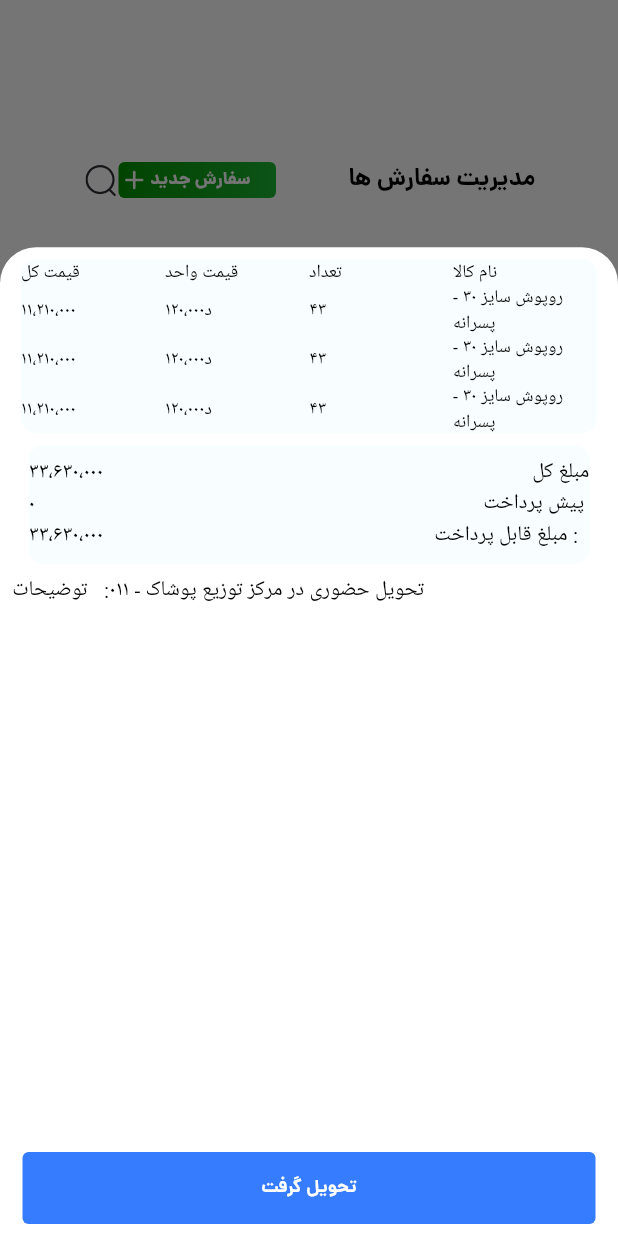
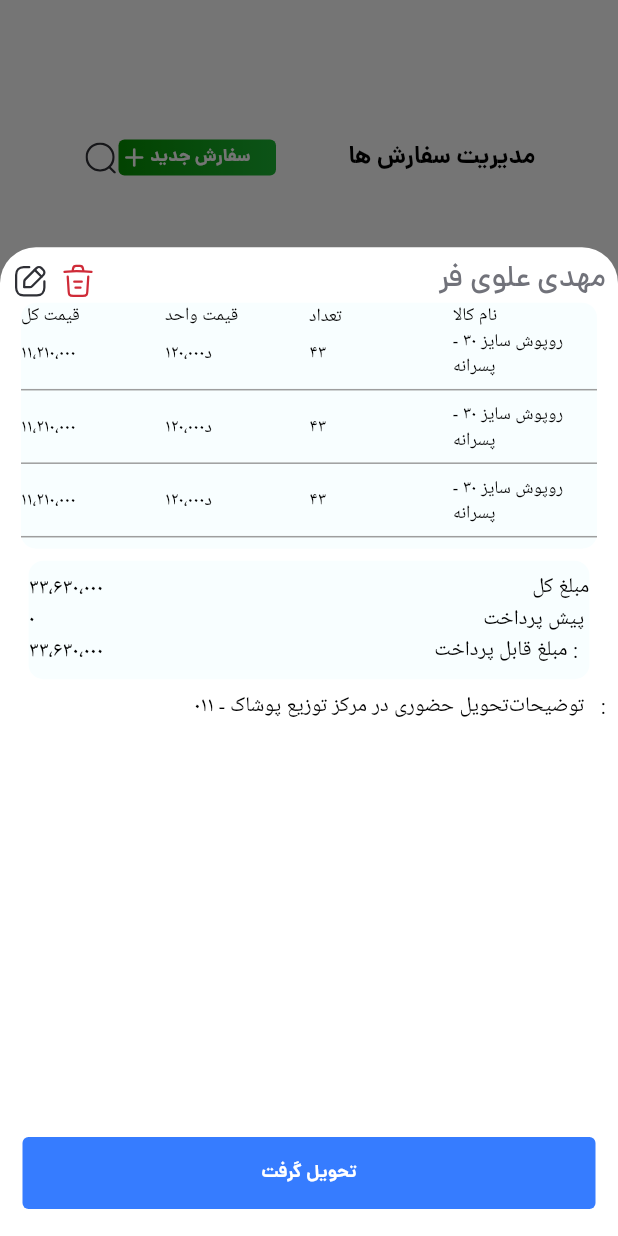
Before and after one commit to hdsneshati/layer_first_task, a Flutter app: the screen it shows after launch, after a tap on "نمایش جزئیات سفارش", on a phone screen of 412 x 824 dp. Run offline on Flutter 3.47's test engine with Material 3 defaults, Android fonts, the phone set to English and light mode, and no system bars; our stand-ins replace flutter_svg.

Commit message:
change orderscreen

```diff
--- a/layer_first_task/lib/feature/presentation/login/widgets/TextFieldWidget.dart
+++ b/layer_first_task/lib/feature/presentation/login/widgets/TextFieldWidget.dart
@@ -18,14 +18,14 @@ class TextFieldWidget extends StatelessWidget {
                    Icons.person_outlined,
                    color: Theme.of(context)
                        .colorScheme
-                       .onBackground
+                       .onSurface
                        .withOpacity(0.5),
                  ), // آیکون سمت راست
                  hintText: "مثلا09024365997",
                  hintStyle: TextStyle(
                    color: Theme.of(context)
                        .colorScheme
-                       .onBackground
+                       .onSurface
                        .withOpacity(0.5), // کمرنگ‌تر
                    fontSize: 14, // اختیاری
 
--- a/layer_first_task/lib/feature/presentation/orders/screens/bottunscroler.dart
+++ b/layer_first_task/lib/feature/presentation/orders/screens/bottunscroler.dart
@@ -1,4 +1,8 @@
 import 'package:flutter/material.dart';
+import 'package:flutter_svg/svg.dart';
+import 'package:layer_first_task/config/asset/icons_path.dart';
+import 'package:layer_first_task/config/extentions/gap_space_extension.dart';
+import 'package:layer_first_task/config/theme/color_pallet.dart';
 
 class BottunScrollerScreen extends StatelessWidget {
   const BottunScrollerScreen({super.key});
@@ -13,6 +17,7 @@ class BottunScrollerScreen extends StatelessWidget {
           // ... بخش اطلاعات کاربر و آیکون‌ها ...
           // ... بخش کد تحویل ...
           // جدول کالاها
+           const  HeaderNameOrder(),
           Container(
             width: 384,
             decoration: BoxDecoration(
@@ -21,6 +26,7 @@ class BottunScrollerScreen extends StatelessWidget {
             ),
             child: Column(
               children: [
+
                 _buildTableHeader(context),
                 ..._buildOrderRows(context),
               ],
@@ -32,9 +38,11 @@ class BottunScrollerScreen extends StatelessWidget {
           const SizedBox(height: 8),
           // توضیحات
           const Row(
+            mainAxisAlignment: MainAxisAlignment.end,
             children: [
+
+              Text('تحویل حضوری در مرکز توزیع پوشاک - ۰۱۱'),
             Text('توضیحات   :'),
-              Expanded(child: Text('تحویل حضوری در مرکز توزیع پوشاک - ۰۱۱')),
             ],
           ),
          const Spacer(),
@@ -64,6 +72,7 @@ class BottunScrollerScreen extends StatelessWidget {
               ),
             ),
           ),
+          10.0.verticalSpace,
         ],
       ),
     );
@@ -91,18 +100,26 @@ class BottunScrollerScreen extends StatelessWidget {
     ['۱۱،۲۱۰،۰۰۰', '۱۲۰،۰۰۰د', '۴۳', 'روپوش سایز ۳۰ - پسرانه'],
     ['۱۱،۲۱۰،۰۰۰', '۱۲۰،۰۰۰د', '۴۳', 'روپوش سایز ۳۰ - پسرانه'],
   ];
-    return items.map((item) {
-      return Row(
+  List<Widget> rows = [];
+  for (var item in items) {
+    rows.add(
+      Row(
         children: [
           Expanded(child: Text(item[0], style: textStyle)),
           Expanded(child: Text(item[1], style: textStyle)),
           Expanded(child: Text(item[2], style: textStyle)),
           Expanded(child: Text(item[3], style: textStyle)),
         ],
+      ),
     );
-    }).toList();
+    rows.add(const Divider(
+       color: Colors.grey, // رنگ دلخواه
+  thickness: 1,      // ضخامت خط
+  height: 16,       // فاصله عمودی
+    ));
   }
-
+  return rows;
+}
   Widget _buildAmountSummary(BuildContext context) {
     return Container(
       width: 374,
@@ -140,3 +157,41 @@ class BottunScrollerScreen extends StatelessWidget {
     );
   }
 }
+
+class HeaderNameOrder extends StatelessWidget {
+  const HeaderNameOrder({
+    super.key,
+  });
+
+  @override
+  Widget build(BuildContext context) {
+    return Row(
+
+      children: [
+          Row(
+            children: [
+              SvgPicture.asset(
+                IconPath.edit,
+                height: 24,
+                width: 24,
+              ),
+              const SizedBox(width: 8),
+              SvgPicture.asset(
+                IconPath.trash,
+                height: 24,
+                width: 24,
+              ),
+            ],
+          ),
+        const Spacer(),
+     const    Text('مهدی علوی فر',
+           style: TextStyle(
+              fontFamily: "dana",
+              fontSize: 20,
+              color: Color(0xff71727A),
+              fontWeight: FontWeight.w500,
+            ),),
+      ],
+    );
+  }
+}
--- a/layer_first_task/lib/feature/presentation/orders/screens/orser_screen.dart
+++ b/layer_first_task/lib/feature/presentation/orders/screens/orser_screen.dart
@@ -48,23 +48,24 @@ class _OrdersScreenState extends State<OrdersScreen> {
       padding: const EdgeInsets.all(8.0),
         child: Column(
           children: [
-            100.0.verticalSpace,
+            85.0.verticalSpace,
             const HeaderOrders(),
-            81.0.verticalSpace,
+            60.0.verticalSpace,
             const SearchHeader(),
+         8.0.verticalSpace,
            const Divider(
               color: Color(0xff003A02), // رنگ خط
               thickness: 1, // ضخامت خط
-              height: 20, // فاصله عمودی اطراف خط
+              height: 10, // فاصله عمودی اطراف خط
               indent: 8, // فاصله از چپ
               endIndent: 8, // فاصله از راست
             ),
-            10.0.verticalSpace,
+            5.0.verticalSpace,
             const FilterData(),
             CardOrderScreen(
               customerName: 'هاشم بیگ زاده',
               status: 'سفارش هنوز اماده نشده',
-              payment: 'مبلغ پرداختی',
+              payment: '49000 ',
               items: [
                 OrderItem(title: 'روپوش', desc: '۲۳ مدیوم', value: '۳'),
                 OrderItem(title: 'شلوار', desc: '۲۳ مدیوم', value: '۲۰۰۰۰۰۰'),
--- a/layer_first_task/lib/feature/presentation/orders/widgets/card.dart
+++ b/layer_first_task/lib/feature/presentation/orders/widgets/card.dart
@@ -28,7 +28,7 @@ class CardOrderScreen extends StatelessWidget {
   @override
   Widget build(BuildContext context) {
     return Padding(
-      padding: const EdgeInsets.symmetric(horizontal: 31.0,vertical: 10.0),
+      padding: const EdgeInsets.symmetric(horizontal: 31.0, vertical: 10.0),
       child: Container(
         width: 366,
         height: 143,
@@ -43,7 +43,8 @@ class CardOrderScreen extends StatelessWidget {
               children: [
                 // بخش آیتم‌ها
                 Padding(
-                  padding: const EdgeInsets.symmetric(horizontal: 10.0,vertical: 11.0),
+                  padding: const EdgeInsets.symmetric(
+                      horizontal: 10.0, vertical: 11.0),
                   child: Container(
                     width: 212,
                     height: 90,
@@ -62,15 +63,15 @@ class CardOrderScreen extends StatelessWidget {
                                       style: TextStyle(
                                         fontFamily: "dana",
                                         fontSize: 7,
-                                    color: ColorPallet.lightColorScheme.onSurface,
+                                        color: ColorPallet
+                                            .lightColorScheme.onSurface,
                                         fontWeight: FontWeight.w400,
                                       ),
                                     ),
-
                                     const Spacer(),
                                     Text(
                                       item.desc,
-                                  style:const TextStyle(
+                                      style: const TextStyle(
                                         fontFamily: "dana",
                                         fontSize: 7,
                                         color: Color(0xff000000),
@@ -83,15 +84,14 @@ class CardOrderScreen extends StatelessWidget {
                                       style: TextStyle(
                                         fontFamily: "dana",
                                         fontSize: 7,
-                                    color: ColorPallet.lightColorScheme.onSurface,
+                                        color: ColorPallet
+                                            .lightColorScheme.onSurface,
                                         fontWeight: FontWeight.w400,
                                       ),
                                     ),
                                   ],
                                 ),
-
                                 8.0.verticalSpace,
-
                                 const Divider(
                                   color: Color(0xffADADAD),
                                   thickness: 1,
@@ -101,15 +101,12 @@ class CardOrderScreen extends StatelessWidget {
                                 ),
                                 8.0.verticalSpace
                               ],
-                        )
-
-                        ),
-
-
-                     const   Center(
+                            )),
+                        const Center(
                           child: Row(
                             children: [
-                              Text('4',
+                              Text(
+                                '4',
                                 style: TextStyle(
                                   fontFamily: "dana",
                                   fontSize: 7,
@@ -117,7 +114,8 @@ class CardOrderScreen extends StatelessWidget {
                                   fontWeight: FontWeight.w400,
                                 ),
                               ),
-                              Text('محصول دیگر',
+                              Text(
+                                'محصول دیگر',
                                 style: TextStyle(
                                   fontFamily: "dana",
                                   fontSize: 7,
@@ -125,11 +123,9 @@ class CardOrderScreen extends StatelessWidget {
                                   fontWeight: FontWeight.w400,
                                 ),
                               ),
-
                             ],
                           ),
                         ),
-
                       ],
                     ),
                   ),
@@ -140,13 +136,15 @@ class CardOrderScreen extends StatelessWidget {
                   child: Column(
                     crossAxisAlignment: CrossAxisAlignment.start,
                     children: [
-                      Text(customerName,
+                      Text(
+                        customerName,
                         style: TextStyle(
                           fontFamily: "dana",
                           fontSize: 13,
                           color: ColorPallet.lightColorScheme.onSurface,
                           fontWeight: FontWeight.w400,
-                                  ),),
+                        ),
+                      ),
                       const SizedBox(height: 8),
                       Row(
                         children: [
@@ -168,22 +166,67 @@ class CardOrderScreen extends StatelessWidget {
                 ),
               ],
             ),
-            const SizedBox(height: 8),
+            const Divider(
+              color: Color(0xffC5C6CC),
+              thickness: 1,
+              height: 5,
+              indent: 0,
+              endIndent: 0,
+            ),
+            7.0.verticalSpace,
+            // بخش وضعیت و مبلغ پرداختی
             Row(
               mainAxisAlignment: MainAxisAlignment.spaceBetween,
               children: [
                 Row(
                   children: [
-
-                    Text(status),
+                    Text(
+                      status,
+                      style: const TextStyle(
+                        fontFamily: "dana",
+                        fontSize: 7,
+                        color: Color(0xffE73838),
+                        fontWeight: FontWeight.w400,
+                      ),
+                    ),
                     SvgPicture.asset(
                       IconPath.ellipsered,
-                            height: 24,
-                            width: 24,
+                      height: 8,
+                      width: 8,
                     ),
                   ],
                 ),
-                Text(payment),
+                Row(
+                  children: [
+                    const Text(
+                      'تومان',
+                      style: TextStyle(
+                        fontFamily: "dana",
+                        fontSize: 5,
+                        color: Color(0xff000000),
+                        fontWeight: FontWeight.w400,
+                      ),
+                    ),
+                    Text(
+                      payment,
+                      style: const TextStyle(
+                        fontFamily: "dana",
+                        fontSize: 11,
+                        color: Color(0xff525252),
+                        fontWeight: FontWeight.bold,
+                      ),
+                    ),
+                    const Text(
+                      'مبلغ پرداختی ',
+                      style: TextStyle(
+                        fontFamily: "dana",
+                        fontSize: 11,
+                        color: Color(0xff2F3036),
+                        fontWeight: FontWeight.bold,
+                      ),
+                    ),
+                  ],
+                ),
               ],
             ),
           ],
--- a/layer_first_task/lib/feature/presentation/orders/widgets/filter_data_widget.dart
+++ b/layer_first_task/lib/feature/presentation/orders/widgets/filter_data_widget.dart
@@ -16,20 +16,22 @@ class FilterData extends StatefulWidget {
 class _FilterDataState extends State<FilterData> {
   int selectedIndex = 0; // 0: هیچکدام، 1: فیلتر، 2: سفارشات امروز
 
+  @override
+  Widget build(BuildContext context) {
+    return Padding(
+      padding: const EdgeInsets.symmetric(horizontal: 10.0),
+      child: Row(
+        children: [
 
 
-  @override
-  Widget build(BuildContext context) {
-    return Row(
-      children: [
-         Row(
+        const  Row(
             children: [
              Text(
-              '۴۹ مورد یافت شد',
+                ' ۴۹ مورد یافت شد  ',
                 style: TextStyle(
                   fontFamily: "dana",
                   fontSize: 13,
-                color: ColorPallet.lightColorScheme.onSurface,
+                  color: Color(0xff000000),
                   fontWeight: FontWeight.w300,
                 ),
               ),
@@ -43,47 +45,6 @@ class _FilterDataState extends State<FilterData> {
                        InkWell(
                     onTap: () {
                       setState(() {
-                      selectedIndex = 1;
-                    });
-                  },
-                  child: Container(
-                    width: 68,
-                    height: 24,
-                    decoration: BoxDecoration(
- color: selectedIndex == 1
-                          ? Theme.of(context).colorScheme.primary.withOpacity(0.2)
-                          : const Color(0xffE8EBF1),                      borderRadius: BorderRadius.circular(10),
-                    ),
-                    child: Row(
-                      mainAxisAlignment: MainAxisAlignment.center,
-                      children: [
-                        Text(
-                          'فیلتر   ',
-                          style: TextStyle(
-                             color: selectedIndex == 1
-                                ? Theme.of(context).colorScheme.primary
-                                : Theme.of(context).colorScheme.onSurface,
-                       ),
-                        ),
-                        SvgPicture.asset(
-                          width: 18,
-                          height: 19,
-                          IconPath.filter,
-                          colorFilter: ColorFilter.mode(
-                            selectedIndex == 1
-                                ? Theme.of(context).colorScheme.primary
-                                : Theme.of(context).colorScheme.onSurface,
-                            BlendMode.srcIn,
-                          ),
-                        ),
-                      ],
-                    ),
-                  ),
-                ),
-                8.0.horizontalSpace,
-                InkWell(
-                    onTap: () {
-                    setState(() {
                         selectedIndex = 2;
                       });
                     },
@@ -92,7 +53,10 @@ class _FilterDataState extends State<FilterData> {
                       height: 24,
                       decoration: BoxDecoration(
                         color: selectedIndex == 2
-                          ? Theme.of(context).colorScheme.primary.withOpacity(0.2)
+                            ? Theme.of(context)
+                                .colorScheme
+                                .primary
+                                .withOpacity(0.2)
                             : const Color(0xffE8EBF1),
                         borderRadius: BorderRadius.circular(10),
                       ),
@@ -122,11 +86,60 @@ class _FilterDataState extends State<FilterData> {
                       ),
                     ),
                   ),
+                  8.0.horizontalSpace,
+                  InkWell(
+                    onTap: () {
+                      setState(() {
+                        selectedIndex = 1;
+                      });
+                    },
+                    child: Container(
+                      width: 68,
+                      height: 24,
+                      decoration: BoxDecoration(
+                        color: selectedIndex == 1
+                            ? Theme.of(context)
+                                .colorScheme
+                                .primary
+                                .withOpacity(0.2)
+                            : const Color(0xffE8EBF1),
+                        borderRadius: BorderRadius.circular(10),
+                      ),
+                      child: Row(
+                        mainAxisAlignment: MainAxisAlignment.center,
+                        children: [
+                          Text(
+                            'فیلتر   ',
+                            style: TextStyle(
+                              color: selectedIndex == 1
+                                  ? Theme.of(context).colorScheme.primary
+                                  : Theme.of(context).colorScheme.onSurface,
+                            ),
+                          ),
+                          SvgPicture.asset(
+                            width: 18,
+                            height: 19,
+                            IconPath.filter,
+                            colorFilter: ColorFilter.mode(
+                              selectedIndex == 1
+                                  ? Theme.of(context).colorScheme.primary
+                                  : Theme.of(context).colorScheme.onSurface,
+                              BlendMode.srcIn,
+                            ),
+                          ),
+                        ],
+                      ),
+                    ),
+                  ),
+
                 ],
               ),
             ],
           ),
+
+
         ],
+      ),
     );
   }
 }
--- a/layer_first_task/lib/feature/presentation/orders/widgets/search_header.dart
+++ b/layer_first_task/lib/feature/presentation/orders/widgets/search_header.dart
@@ -1,6 +1,7 @@
 import 'package:flutter/material.dart';
 import 'package:flutter_svg/svg.dart';
 import 'package:layer_first_task/config/asset/icons_path.dart';
+import 'package:layer_first_task/config/extentions/gap_space_extension.dart';
 
 class SearchHeader extends StatefulWidget {
 
@@ -11,13 +12,13 @@ class SearchHeader extends StatefulWidget {
 }
 
 class _SearchHeaderState extends State<SearchHeader> {
-  int selectedIndex = 0;
+  int selectedIndex = 3;
 
 
   @override
   Widget build(BuildContext context) {
     return Padding(
-      padding: const EdgeInsets.symmetric(horizontal: 12),
+      padding: const EdgeInsets.symmetric(horizontal: 8),
       child: Row(
         mainAxisAlignment: MainAxisAlignment.end,
         children: [
@@ -25,7 +26,9 @@ class _SearchHeaderState extends State<SearchHeader> {
             mainAxisAlignment: MainAxisAlignment.spaceBetween,
             children: [
               buttonheader(context,'جاری',0),
+              5.0.horizontalSpace,
               buttonheader(context,'اماده',1),
+              5.0.horizontalSpace,
               buttonheader(context,'تحویلی',2),
             ],
           ),
@@ -79,10 +82,14 @@ class _SearchHeaderState extends State<SearchHeader> {
           border: Border.all(
             color: selectedIndex == index
                 ? Theme.of(context).colorScheme.primary
-                : Theme.of(context).colorScheme.secondary,
+                :const Color(0xffE8EBF1),
+
             width: 1,
           ),
-          color: Theme.of(context).colorScheme.secondaryContainer,
+          color: selectedIndex == index
+                ? Theme.of(context).colorScheme.primaryContainer
+                :Theme.of(context).colorScheme.secondaryContainer,
+
           borderRadius: BorderRadius.circular(10),
         ),
         child: Align(
```
Lines whose indentation alone changed are shown as unchanged.
